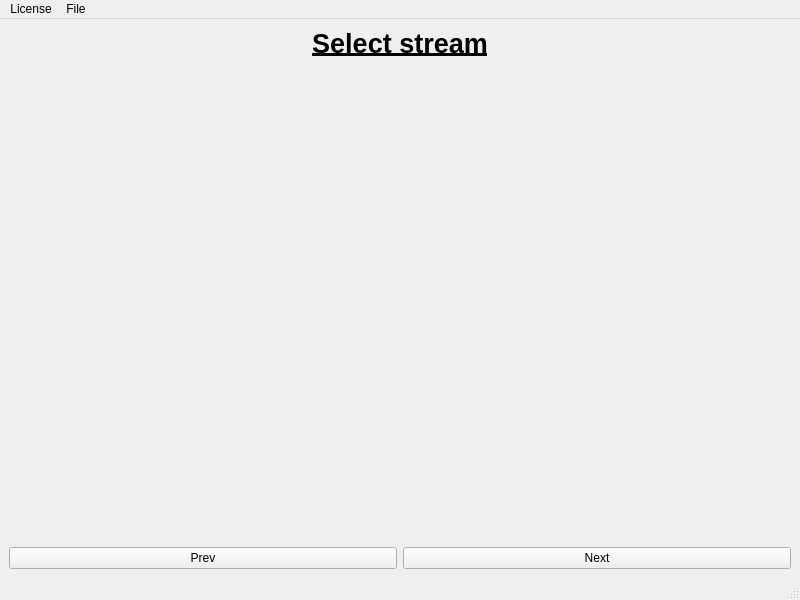
stereomatchingkiss/show_cases, file ocr_tasks/ui/mainwindow.ui: the form before one commit.
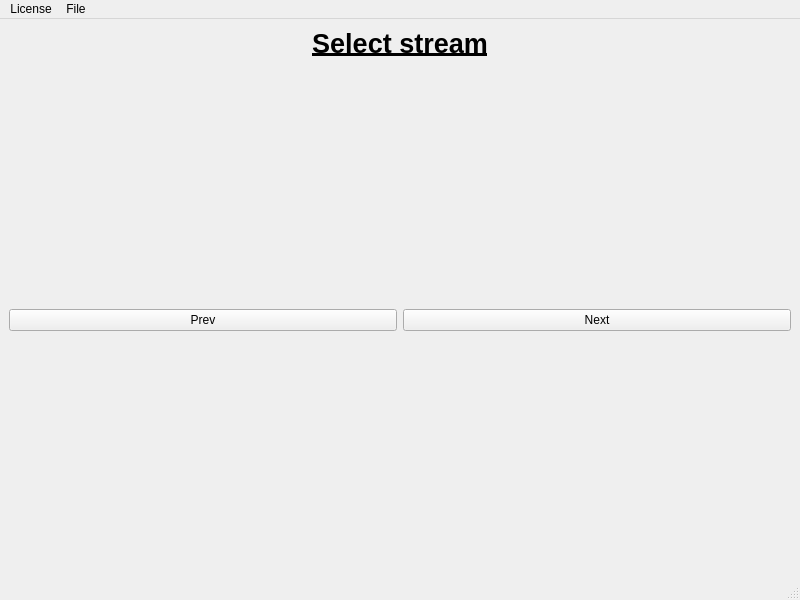
The form after the commit.

Commit message: add spacer, may solved space issue on browser

```diff
--- a/ocr_tasks/ui/mainwindow.ui
+++ b/ocr_tasks/ui/mainwindow.ui
@@ -55,6 +55,22 @@
       </property>
      </widget>
     </item>
+    <item row="1" column="0" colspan="2">
+     <widget class="QStackedWidget" name="stackedWidget"/>
+    </item>
+    <item row="3" column="0">
+     <spacer name="verticalSpacer">
+      <property name="orientation">
+       <enum>Qt::Vertical</enum>
+      </property>
+      <property name="sizeHint" stdset="0">
+       <size>
+        <width>20</width>
+        <height>40</height>
+       </size>
+      </property>
+     </spacer>
+    </item>
    </layout>
   </widget>
   <widget class="QMenuBar" name="menubar">
```
Left out of the diff: 3 changed lines with no effect on the pictures.
